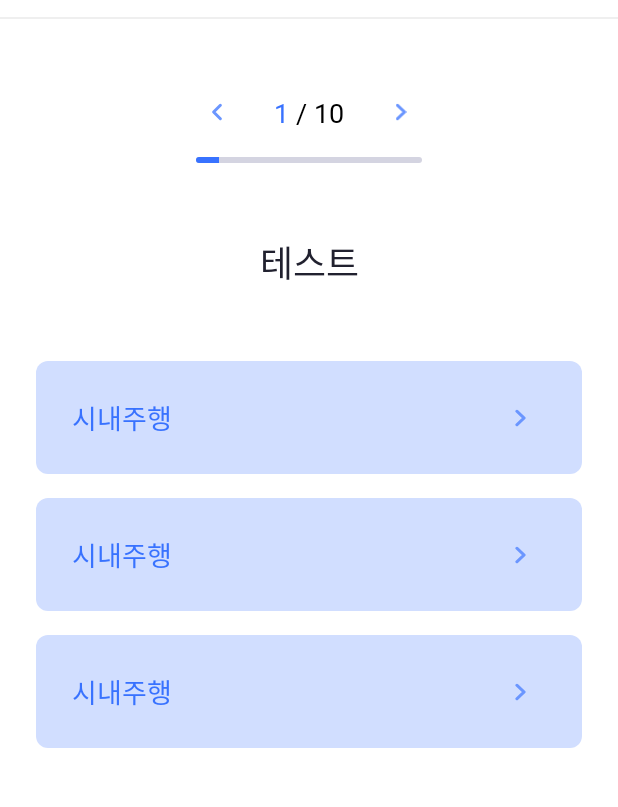
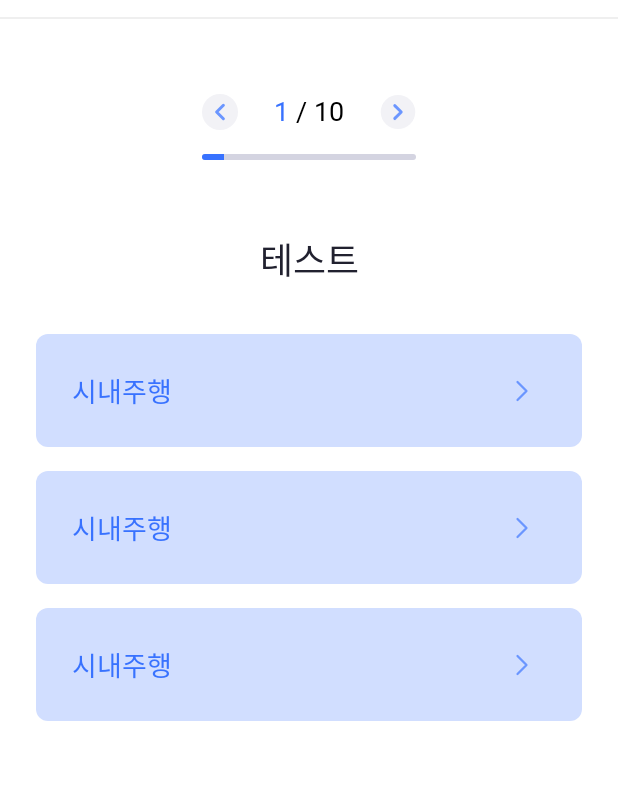
Before and after one commit to bsideproject/17_5_android, an Android app built with Jetpack Compose: the layout fragment_carpick_detail_qna.xml on its own in the app's theme, with its tools: preview values and no code run, on a phone screen of 412 x 824 dp, the part 71-878 px from its top. Run offline under Robolectric (Android 15) with nearby library versions, the phone set to English and light mode, and no system bars; Roboto replaces fonts that are not available here.

Commit message:
질문리스트 에셋 ,마진수정

```diff
--- /dev/null
+++ b/app/src/main/res/drawable/arrow.xml
@@ -0,0 +1,13 @@
+<vector xmlns:android="http://schemas.android.com/apk/res/android"
+    android:width="32dp"
+    android:height="32dp"
+    android:viewportWidth="32"
+    android:viewportHeight="32">
+  <path
+      android:pathData="M13,10L19,16L13,22"
+      android:strokeLineJoin="round"
+      android:strokeWidth="1.5"
+      android:fillColor="#00000000"
+      android:strokeColor="#6B96FF"
+      android:strokeLineCap="round"/>
+</vector>
--- a/app/src/main/res/drawable/ic_next_on.xml
+++ b/app/src/main/res/drawable/ic_next_on.xml
@@ -1,10 +1,13 @@
 <vector xmlns:android="http://schemas.android.com/apk/res/android"
-    android:width="7dp"
-    android:height="12dp"
-    android:viewportWidth="7"
-    android:viewportHeight="12">
+    android:width="25dp"
+    android:height="24dp"
+    android:viewportWidth="25"
+    android:viewportHeight="24">
   <path
-      android:pathData="M1.25,1.5L5.75,6L1.25,10.5"
+      android:pathData="M12.5,12m-12,0a12,12 0,1 1,24 0a12,12 0,1 1,-24 0"
+      android:fillColor="#F2F2F6"/>
+  <path
+      android:pathData="M10.25,7.5L14.75,12L10.25,16.5"
       android:strokeLineJoin="round"
       android:strokeWidth="2"
       android:fillColor="#00000000"
--- a/app/src/main/res/drawable/ic_prev_on.xml
+++ b/app/src/main/res/drawable/ic_prev_on.xml
@@ -1,10 +1,13 @@
 <vector xmlns:android="http://schemas.android.com/apk/res/android"
-    android:width="8dp"
-    android:height="12dp"
-    android:viewportWidth="8"
-    android:viewportHeight="12">
+    android:width="24dp"
+    android:height="24dp"
+    android:viewportWidth="24"
+    android:viewportHeight="24">
   <path
-      android:pathData="M6.25,1.5L1.75,6L6.25,10.5"
+      android:pathData="M12,12m12,0a12,12 0,1 0,-24 0a12,12 0,1 0,24 0"
+      android:fillColor="#F2F2F6"/>
+  <path
+      android:pathData="M14.25,7.5L9.75,12L14.25,16.5"
       android:strokeLineJoin="round"
       android:strokeWidth="2"
       android:fillColor="#00000000"
--- a/app/src/main/res/layout/fragment_carpick_detail_qna.xml
+++ b/app/src/main/res/layout/fragment_carpick_detail_qna.xml
@@ -39,10 +39,7 @@
                     android:layout_width="0dp"
                     android:layout_height="wrap_content"
                     android:src="@drawable/ic_prev_on"
-                    android:paddingTop="8dp"
-                    android:paddingBottom="8dp"
-                    android:paddingStart="10dp"
-                    android:paddingEnd="10dp"
+                    android:layout_marginTop="2dp"
                     app:layout_constraintDimensionRatio="24:24"
                     app:layout_constraintStart_toStartOf="parent"
                     app:layout_constraintTop_toTopOf="@id/tv_now_qna_pos"
@@ -79,10 +76,6 @@
                     android:layout_height="wrap_content"
                     android:layout_marginStart="24dp"
                     android:src="@drawable/ic_next_on"
-                    android:paddingTop="8dp"
-                    android:paddingBottom="8dp"
-                    android:paddingStart="10dp"
-                    android:paddingEnd="10dp"
                     app:layout_constraintBottom_toBottomOf="@id/btn_prev"
                     app:layout_constraintDimensionRatio="24:24"
                     app:layout_constraintStart_toEndOf="@id/tv_total_qna_pos"
@@ -122,7 +115,7 @@
                 android:layout_width="match_parent"
                 android:layout_height="match_parent"
                 android:layout_marginStart="24dp"
-                android:layout_marginTop="32dp"
+                android:layout_marginTop="16dp"
                 android:layout_marginEnd="24dp"
                 android:layout_marginBottom="52dp"
                 android:nestedScrollingEnabled="false"
--- a/app/src/main/res/layout/item_less_answer.xml
+++ b/app/src/main/res/layout/item_less_answer.xml
@@ -51,11 +51,7 @@
         android:id="@+id/iv_arrow"
         android:layout_width="wrap_content"
         android:layout_height="wrap_content"
-        android:src="@drawable/ic_next_on"
-        android:paddingTop="10dp"
-        android:paddingBottom="10dp"
-        android:paddingStart="13dp"
-        android:paddingEnd="13dp"
+        android:src="@drawable/arrow"
         android:layout_marginEnd="24dp"
         app:layout_constraintEnd_toEndOf="parent"
         app:layout_constraintTop_toTopOf="@id/cl_title"
```
Also changed, not shown: app/src/main/res/drawable/ic_prev_off.xml (+8 -5 lines), app/src/main/res/layout/fragment_age.xml (+2 -9 lines), app/src/main/res/layout/fragment_carpick_budget_qna.xml (+2 -9 lines), app/src/main/res/layout/fragment_gender.xml (+1 -8 lines).
